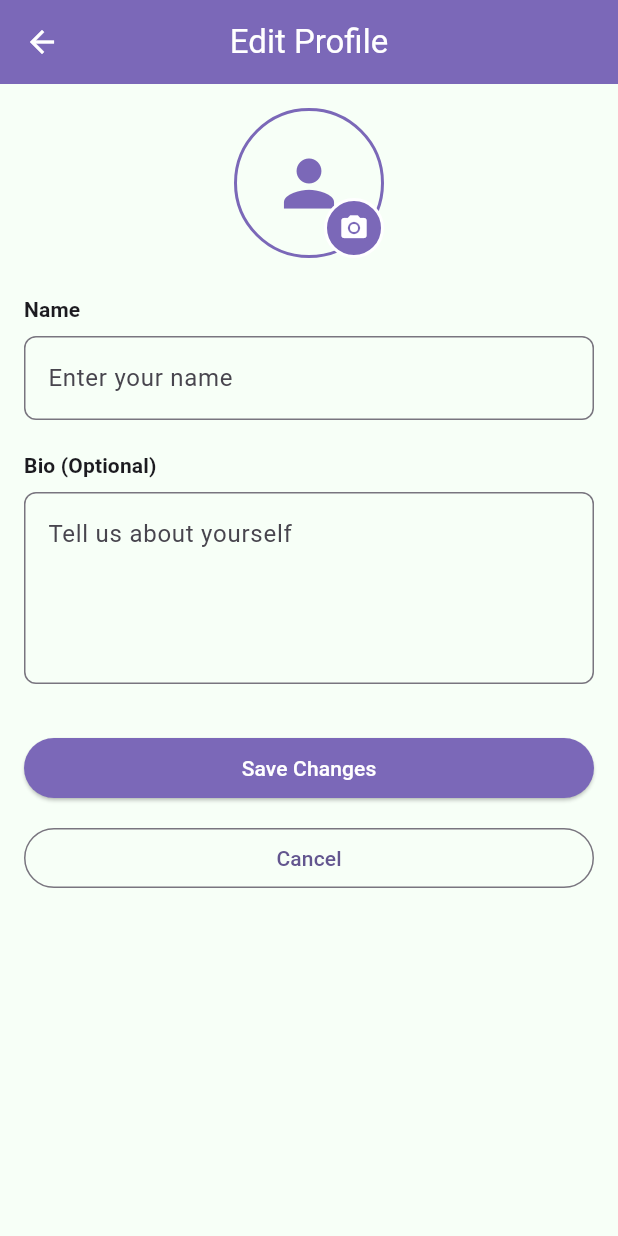
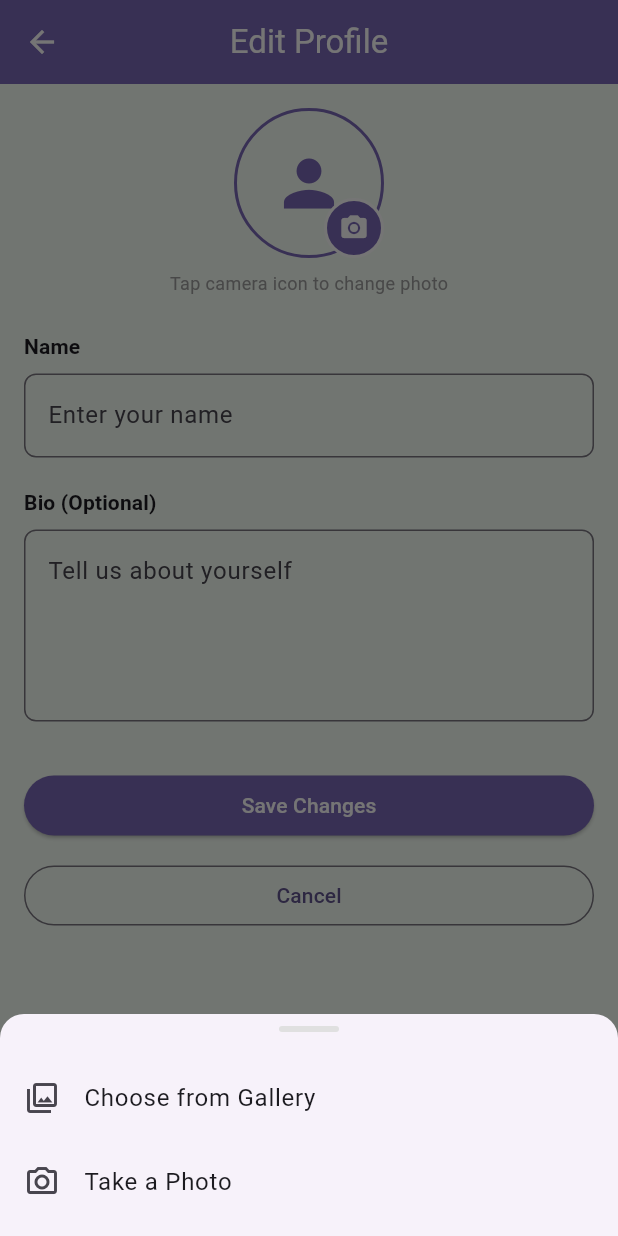
Before and after one commit to chotikar/motive-me, a Flutter app: the EditProfileScreen screen opened directly with empty values, after a tap on the "camera alt" icon, on a phone screen of 412 x 824 dp. Run offline on Flutter 3.47's test engine with Material 3 defaults, Android fonts, the phone set to English and light mode, and no system bars; our stand-ins replace firebase_auth, firebase_core, firebase_database, image_picker, shared_preferences; accounts and stored records are empty.

Commit message:
update upload image and convert image from 64 to image

```diff
--- a/lib/Screen/edit_profile_screen.dart
+++ b/lib/Screen/edit_profile_screen.dart
@@ -1,6 +1,7 @@
 import 'package:flutter/material.dart';
 import 'package:image_picker/image_picker.dart';
 import 'dart:io';
+import 'dart:convert';
 import '../Assets/app_colors.dart';
 import '../Models/user_model.dart';
 import '../Services/database_service.dart';
@@ -20,9 +21,9 @@ class EditProfileScreen extends StatefulWidget {
 class _EditProfileScreenState extends State<EditProfileScreen> {
   late TextEditingController _nameController;
   late TextEditingController _bioController;
-  late TextEditingController _photoUrlController;
   File? _selectedImageFile;
   bool _isLoading = false;
+  bool _isEncodingImage = false;
   String? _errorMessage;
 
   @override
@@ -30,22 +31,63 @@ class _EditProfileScreenState extends State<EditProfileScreen> {
     super.initState();
     _nameController = TextEditingController(text: widget.user.name);
     _bioController = TextEditingController(text: widget.user.bio ?? '');
-    _photoUrlController = TextEditingController(text: widget.user.photoUrl ?? '');
   }
 
   @override
   void dispose() {
     _nameController.dispose();
     _bioController.dispose();
-    _photoUrlController.dispose();
     super.dispose();
   }
 
-  Future<void> _pickImageFromGallery() async {
+  void _showImageSourceSheet() {
+    showModalBottomSheet(
+      context: context,
+      shape: const RoundedRectangleBorder(
+        borderRadius: BorderRadius.vertical(top: Radius.circular(16)),
+      ),
+      builder: (context) => SafeArea(
+        child: Column(
+          mainAxisSize: MainAxisSize.min,
+          children: [
+            const SizedBox(height: 8),
+            Container(
+              width: 40,
+              height: 4,
+              decoration: BoxDecoration(
+                color: Colors.grey[300],
+                borderRadius: BorderRadius.circular(2),
+              ),
+            ),
+            const SizedBox(height: 16),
+            ListTile(
+              leading: const Icon(Icons.photo_library_outlined),
+              title: const Text('Choose from Gallery'),
+              onTap: () {
+                Navigator.pop(context);
+                _pickImage(ImageSource.gallery);
+              },
+            ),
+            ListTile(
+              leading: const Icon(Icons.camera_alt_outlined),
+              title: const Text('Take a Photo'),
+              onTap: () {
+                Navigator.pop(context);
+                _pickImage(ImageSource.camera);
+              },
+            ),
+            const SizedBox(height: 8),
+          ],
+        ),
+      ),
+    );
+  }
+
+  Future<void> _pickImage(ImageSource source) async {
     try {
       final ImagePicker picker = ImagePicker();
       final XFile? pickedFile = await picker.pickImage(
-        source: ImageSource.gallery,
+        source: source,
         imageQuality: 80,
         maxWidth: 800,
         maxHeight: 800,
@@ -57,33 +99,34 @@ class _EditProfileScreenState extends State<EditProfileScreen> {
         });
       }
     } catch (e) {
+      if (mounted) {
         setState(() {
           _errorMessage = 'Error picking image: $e';
         });
       }
     }
-
-  Future<String?> _uploadImageToFirebase() async {
-    if (_selectedImageFile == null) {
-      return null;
   }
 
+  Future<String?> _convertImageToBase64() async {
+    if (_selectedImageFile == null) return null;
+
+    setState(() => _isEncodingImage = true);
+
     try {
-      // For now, we'll return a placeholder URL
-      // In production, you would upload to Firebase Storage
-      // Example:
-      // final ref = FirebaseStorage.instance.ref(
-      //     'user_profiles/${widget.user.uid}/profile_image.jpg');
-      // await ref.putFile(_selectedImageFile!);
-      // return await ref.getDownloadURL();
-
-      // For demo, we'll just return the file path as a data URL
-      return _selectedImageFile!.path;
+      final bytes = await _selectedImageFile!.readAsBytes();
+      final base64String = base64Encode(bytes);
+      return base64String;
     } catch (e) {
+      if (mounted) {
         setState(() {
-        _errorMessage = 'Error uploading image: $e';
+          _errorMessage = 'Error processing image: $e';
         });
+      }
       return null;
+    } finally {
+      if (mounted) {
+        setState(() => _isEncodingImage = false);
+      }
     }
   }
 
@@ -96,7 +139,6 @@ class _EditProfileScreenState extends State<EditProfileScreen> {
     try {
       final name = _nameController.text.trim();
       final bio = _bioController.text.trim();
-      var photoUrl = _photoUrlController.text.trim();
 
       if (name.isEmpty) {
         setState(() {
@@ -106,19 +148,20 @@ class _EditProfileScreenState extends State<EditProfileScreen> {
         return;
       }
 
-      // Upload image if selected
+      // Convert image to Base64 string if a new one was selected
+      String? photoUrl = widget.user.photoUrl;
       if (_selectedImageFile != null) {
-        final uploadedUrl = await _uploadImageToFirebase();
-        if (uploadedUrl != null) {
-          photoUrl = uploadedUrl;
+        final base64Image = await _convertImageToBase64();
+        if (base64Image != null) {
+          photoUrl = base64Image;
         }
       }
 
-      // Update profile in Firebase and local storage
+      // Update profile in Firebase and sync to local storage
       final updatedUser = await DatabaseService().updateUserProfile(
         name: name,
         bio: bio.isNotEmpty ? bio : null,
-        photo: photoUrl.isNotEmpty ? photoUrl : null,
+        photo: photoUrl,
       );
 
       if (mounted) {
@@ -128,7 +171,6 @@ class _EditProfileScreenState extends State<EditProfileScreen> {
             duration: Duration(seconds: 2),
           ),
         );
-        // Pop back to profile screen with updated user
         Navigator.of(context).pop(updatedUser);
       }
     } catch (e) {
@@ -152,7 +194,7 @@ class _EditProfileScreenState extends State<EditProfileScreen> {
         child: Column(
           crossAxisAlignment: CrossAxisAlignment.start,
           children: [
-            // Profile Picture Preview
+            // Profile Picture
             Center(
               child: Stack(
                 children: [
@@ -167,39 +209,14 @@ class _EditProfileScreenState extends State<EditProfileScreen> {
                         width: 2,
                       ),
                     ),
-                    child: _selectedImageFile != null
-                        ? ClipOval(
-                            child: Image.file(
-                              _selectedImageFile!,
-                              fit: BoxFit.cover,
+                    child: _buildAvatarContent(),
                   ),
-                          )
-                        : widget.user.photoUrl != null && widget.user.photoUrl!.isNotEmpty
-                            ? ClipOval(
-                                child: Image.network(
-                                  widget.user.photoUrl!,
-                                  fit: BoxFit.cover,
-                                  errorBuilder: (context, error, stackTrace) {
-                                    return Icon(
-                                      Icons.person,
-                                      size: 50,
-                                      color: AppColors.primaryDark,
-                                    );
-                                  },
-                                ),
-                              )
-                            : Icon(
-                                Icons.person,
-                                size: 50,
-                                color: AppColors.primaryDark,
-                              ),
-                  ),
-                  // Camera button
+                  // Camera / edit button
                   Positioned(
                     bottom: 0,
                     right: 0,
                     child: GestureDetector(
-                      onTap: _pickImageFromGallery,
+                      onTap: _isLoading ? null : _showImageSourceSheet,
                       child: Container(
                         padding: const EdgeInsets.all(8),
                         decoration: BoxDecoration(
@@ -210,7 +227,16 @@ class _EditProfileScreenState extends State<EditProfileScreen> {
                             width: 2,
                           ),
                         ),
-                        child: const Icon(
+                        child: _isEncodingImage
+                            ? const SizedBox(
+                                width: 20,
+                                height: 20,
+                                child: CircularProgressIndicator(
+                                  strokeWidth: 2,
+                                  color: AppColors.white,
+                                ),
+                              )
+                            : const Icon(
                                 Icons.camera_alt,
                                 color: AppColors.white,
                                 size: 20,
@@ -221,9 +247,17 @@ class _EditProfileScreenState extends State<EditProfileScreen> {
                 ],
               ),
             ),
+            const SizedBox(height: 8),
+            const Center(
+              child: Text(
+                'Tap camera icon to change photo',
+                style: TextStyle(fontSize: 12, color: Colors.grey),
+              ),
+            ),
             const SizedBox(height: 24),
+
             // Error Message
-            if (_errorMessage != null)
+            if (_errorMessage != null) ...[
               Container(
                 width: double.infinity,
                 padding: const EdgeInsets.all(12),
@@ -237,7 +271,9 @@ class _EditProfileScreenState extends State<EditProfileScreen> {
                   style: const TextStyle(color: Colors.red),
                 ),
               ),
-            if (_errorMessage != null) const SizedBox(height: 16),
+              const SizedBox(height: 16),
+            ],
+
             // Name Field
             Text(
               'Name',
@@ -263,6 +299,7 @@ class _EditProfileScreenState extends State<EditProfileScreen> {
               ),
             ),
             const SizedBox(height: 20),
+
             // Bio Field
             Text(
               'Bio (Optional)',
@@ -289,7 +326,8 @@ class _EditProfileScreenState extends State<EditProfileScreen> {
               ),
             ),
             const SizedBox(height: 32),
-            // Update Button
+
+            // Save Button
             SizedBox(
               width: double.infinity,
               child: ElevatedButton(
@@ -298,14 +336,13 @@ class _EditProfileScreenState extends State<EditProfileScreen> {
                     ? const SizedBox(
                         height: 20,
                         width: 20,
-                        child: CircularProgressIndicator(
-                          strokeWidth: 2,
-                        ),
+                        child: CircularProgressIndicator(strokeWidth: 2),
                       )
                     : const Text('Save Changes'),
               ),
             ),
             const SizedBox(height: 12),
+
             // Cancel Button
             SizedBox(
               width: double.infinity,
@@ -319,4 +356,64 @@ class _EditProfileScreenState extends State<EditProfileScreen> {
       ),
     );
   }
+
+  Widget _buildAvatarContent() {
+    // Show newly selected local file first
+    if (_selectedImageFile != null) {
+      return ClipOval(
+        child: Image.file(
+          _selectedImageFile!,
+          fit: BoxFit.cover,
+          width: 100,
+          height: 100,
+        ),
+      );
     }
+
+    final photoUrl = widget.user.photoUrl;
+    if (photoUrl != null && photoUrl.isNotEmpty) {
+      // Base64 string: decode and display with Image.memory
+      if (!photoUrl.startsWith('http')) {
+        try {
+          final bytes = base64Decode(photoUrl);
+          return ClipOval(
+            child: Image.memory(
+              bytes,
+              fit: BoxFit.cover,
+              width: 100,
+              height: 100,
+              errorBuilder: (context, error, stackTrace) => Icon(
+                Icons.person,
+                size: 50,
+                color: AppColors.primaryDark,
+              ),
+            ),
+          );
+        } catch (_) {
+          // Fall through to default icon if decoding fails
+        }
+      } else {
+        // Regular URL
+        return ClipOval(
+          child: Image.network(
+            photoUrl,
+            fit: BoxFit.cover,
+            width: 100,
+            height: 100,
+            errorBuilder: (context, error, stackTrace) => Icon(
+              Icons.person,
+              size: 50,
+              color: AppColors.primaryDark,
+            ),
+          ),
+        );
+      }
+    }
+
+    return Icon(
+      Icons.person,
+      size: 50,
+      color: AppColors.primaryDark,
+    );
+  }
+}
```
Also changed, not shown: lib/Screen/profile_screen.dart (+70 -82 lines), 2 other files. Lines whose indentation alone changed are shown as unchanged.
